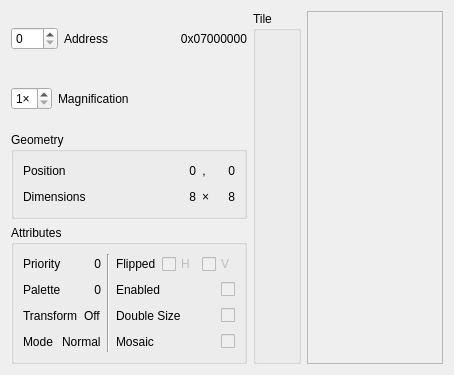
Old version of the form Libretro/mgba/src/platform/qt/ObjView.ui in the repository kiddreads/Avalon-copy2.
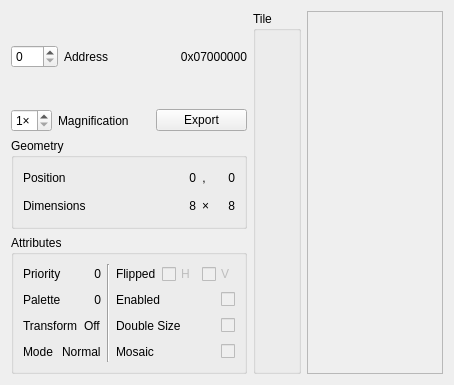
New version of the form. Custom widgets are drawn as their Qt base class.

Commit message: Qt: Add export capability for sprites

```diff
--- a/Libretro/mgba/src/platform/qt/ObjView.ui
+++ b/Libretro/mgba/src/platform/qt/ObjView.ui
@@ -7,7 +7,7 @@
     <x>0</x>
     <y>0</y>
     <width>454</width>
-    <height>375</height>
+    <height>385</height>
    </rect>
   </property>
   <property name="windowTitle">
@@ -70,6 +70,13 @@
        </property>
       </widget>
      </item>
+     <item>
+      <widget class="QPushButton" name="exportButton">
+       <property name="text">
+        <string>Export</string>
+       </property>
+      </widget>
+     </item>
     </layout>
    </item>
    <item row="3" column="0">
```
The commit also changes 4 other files.
